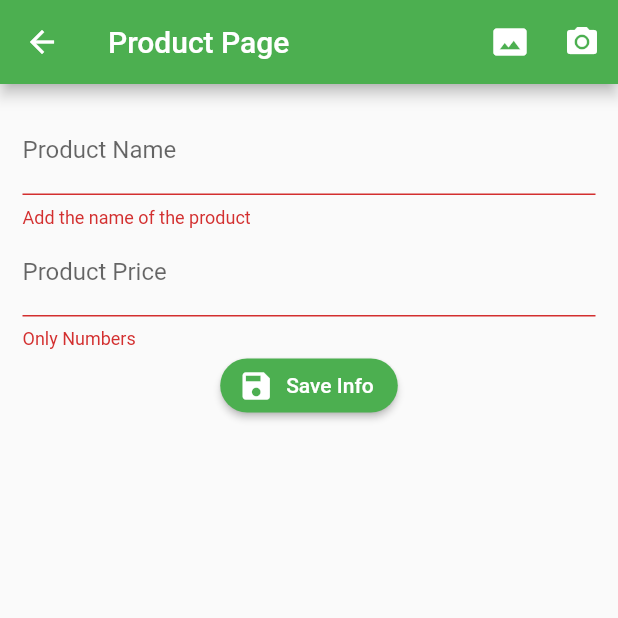
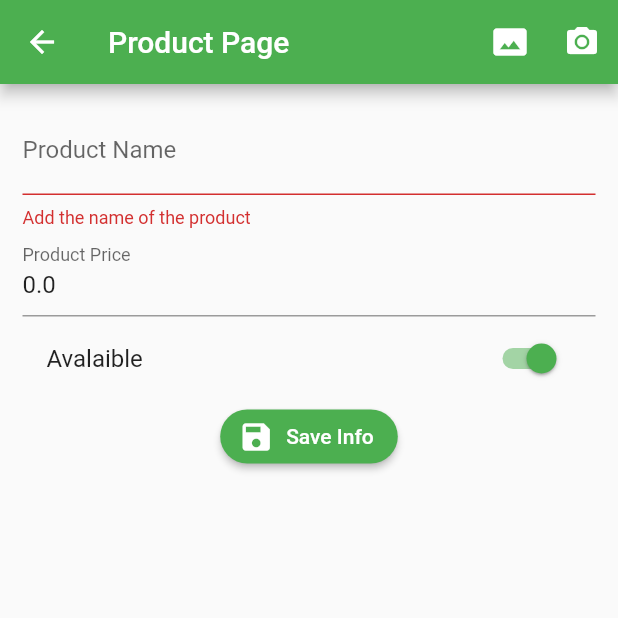
Before and after one commit to Jhonsebas77/udemy-flutter-form, a Flutter app: the ProductPage screen opened by its route, after a tap on "Save Info", on a phone screen of 412 x 824 dp, the top half of it. Run offline on Flutter 3.47's test engine with Material 2 defaults, Android fonts, the phone set to English and light mode, and no system bars; our stand-ins replace rxdart.

Commit message:
Use the model of Product

```diff
--- a/lib/src/pages/product/product_page.dart
+++ b/lib/src/pages/product/product_page.dart
@@ -1,4 +1,5 @@
 import 'package:flutter/material.dart';
+import 'package:udemy_form_app/src/models/product_model.dart';
 import 'package:udemy_form_app/src/utils/utils.dart' as utils;
 
 class ProductPage extends StatefulWidget {
@@ -10,6 +11,7 @@ class ProductPage extends StatefulWidget {
 
 class _ProductPageState extends State<ProductPage> {
   final formKey = GlobalKey<FormState>();
+  ProductModel product = new ProductModel();
   @override
   Widget build(BuildContext context) {
     return Scaffold(
@@ -41,6 +43,7 @@ class _ProductPageState extends State<ProductPage> {
               children: [
                 _buildName(),
                 _buildPrice(),
+                _buildAvalaible(),
                 _buildSumitButton(),
               ],
             ),
@@ -52,10 +55,12 @@ class _ProductPageState extends State<ProductPage> {
 
   TextFormField _buildName() {
     return TextFormField(
+      initialValue: product.title,
       textCapitalization: TextCapitalization.sentences,
       decoration: InputDecoration(
         labelText: 'Product Name',
       ),
+      onSaved: (value) => product.title = value,
       validator: (value) {
         if (value.length < 3) {
           return 'Add the name of the product';
@@ -68,12 +73,14 @@ class _ProductPageState extends State<ProductPage> {
 
   TextFormField _buildPrice() {
     return TextFormField(
+      initialValue: product.value.toString(),
       keyboardType: TextInputType.numberWithOptions(
         decimal: true,
       ),
       decoration: InputDecoration(
         labelText: 'Product Price',
       ),
+      onSaved: (value) => product.value = double.parse(value),
       validator: (value) {
         if (utils.isNumeric(value)) {
           return null;
@@ -103,5 +110,21 @@ class _ProductPageState extends State<ProductPage> {
 
   void _submit() {
     if (!formKey.currentState.validate()) return;
+    formKey.currentState.save();
+  }
+
+  _buildAvalaible() {
+    return SwitchListTile(
+      value: product.available,
+      activeColor: Colors.green,
+      title: Text(
+        'Avalaible',
+      ),
+      onChanged: (value) => setState(
+        () {
+          product.available = value;
+        },
+      ),
+    );
   }
 }
```
Also changed, not shown: lib/src/models/product_model.dart (+7 -8 lines).
